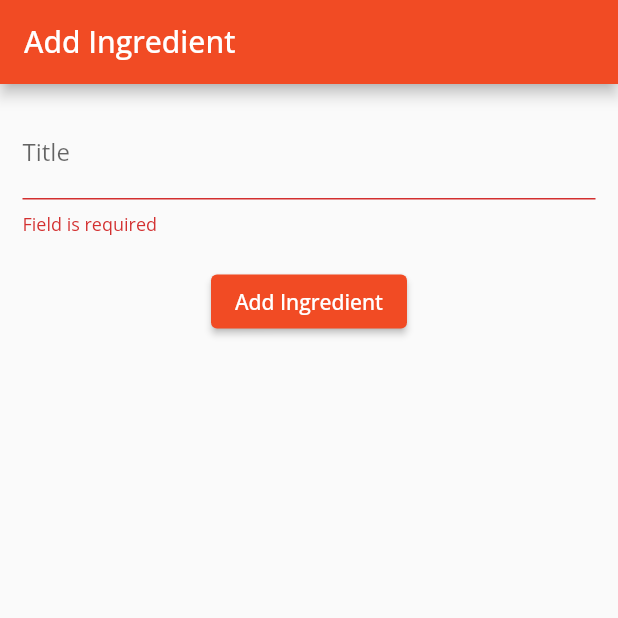
After one commit to devq8/wasfat_frontend, a Flutter app: the AddIngredient screen opened by its route, after a tap on "Add Ingredient", on a phone screen of 412 x 824 dp, the top half of it. The commit adds this screen. Run offline on Flutter 3.47's test engine with Material 2 defaults, Android fonts, the light colour scheme and no system bars; our stand-ins replace dio, go_router, google_fonts, image_picker, jwt_decoder, shared_preferences; accounts and stored records are empty.

```diff
--- a/wasfat_frontend/lib/main.dart
+++ b/wasfat_frontend/lib/main.dart
@@ -6,18 +6,23 @@ import 'package:google_fonts/google_fonts.dart';
 import 'package:provider/provider.dart';
 import 'package:wasfat_frontend/models/category_model.dart';
 import 'package:wasfat_frontend/clients.dart';
+
 import 'package:wasfat_frontend/models/recipe_model.dart';
-import 'package:wasfat_frontend/pages/add_category.dart';
-import 'package:wasfat_frontend/pages/add_recipe.dart';
-import 'package:wasfat_frontend/pages/categories.dart';
-import 'package:wasfat_frontend/pages/details.dart';
-import 'package:wasfat_frontend/pages/edit_category.dart';
-import 'package:wasfat_frontend/pages/list.dart';
-import 'package:wasfat_frontend/pages/signin.dart';
-import 'package:wasfat_frontend/pages/signup.dart';
+import 'package:wasfat_frontend/pages/category/add_category.dart';
+import 'package:wasfat_frontend/pages/ingredient/add_ingredient.dart';
+import 'package:wasfat_frontend/pages/ingredient/ingredients.dart';
+import 'package:wasfat_frontend/pages/recipe/add_recipe.dart';
+import 'package:wasfat_frontend/pages/category/categories.dart';
+import 'package:wasfat_frontend/pages/recipe/recipe_details.dart';
+import 'package:wasfat_frontend/pages/category/edit_category.dart';
+import 'package:wasfat_frontend/pages/recipe/list.dart';
+import 'package:wasfat_frontend/pages/auth/signin.dart';
+import 'package:wasfat_frontend/pages/auth/signup.dart';
 import 'package:wasfat_frontend/pages/splash.dart';
 import 'package:wasfat_frontend/providers/category_provider.dart';
+import 'package:wasfat_frontend/providers/ingredient_provider.dart';
 import 'package:wasfat_frontend/providers/recipe_provider.dart';
+
 import 'providers/auth_provider.dart';
 
 void main() async {
@@ -70,6 +75,15 @@ final router = GoRouter(
       builder: (context, state) =>
           EditCategory(category: state.extra as Category),
     ),
+    GoRoute(
+      path: '/ingredients',
+      builder: (context, state) =>
+          Ingredients(category: state.extra as Category),
+    ),
+    GoRoute(
+      path: '/add_ingredient',
+      builder: (context, state) => AddIngredient(),
+    ),
   ],
 );
 
@@ -84,6 +98,7 @@ class MyApp extends StatelessWidget {
         ChangeNotifierProvider(create: (context) => AuthProvider()),
         ChangeNotifierProvider(create: (context) => RecipeProvider()),
         ChangeNotifierProvider(create: (context) => CategoryProvider()),
+        ChangeNotifierProvider(create: (context) => IngredientProvider()),
       ],
       child: MaterialApp.router(
         debugShowCheckedModeBanner: false,
--- a/wasfat_frontend/lib/models/category_model.dart
+++ b/wasfat_frontend/lib/models/category_model.dart
@@ -21,7 +21,8 @@ class Category {
     return Category(
       id: json['id'],
       title: json['title'],
-      image: json['image'] ?? "dummy image",
+      image: json['image'] ??
+          "https://t3.ftcdn.net/jpg/03/45/05/92/360_F_345059232_CPieT8RIWOUk4JqBkkWkIETYAkmz2b75.jpg",
     );
   }
 }
--- /dev/null
+++ b/wasfat_frontend/lib/models/ingredient_model.dart
@@ -0,0 +1,18 @@
+class Ingredient {
+  int id;
+  String title;
+  String? image;
+
+  Ingredient({
+    required this.id,
+    required this.title,
+    this.image,
+  });
+
+  factory Ingredient.fromJson(Map<String, dynamic> json) {
+    return Ingredient(
+      id: json['id'],
+      title: json['title'],
+    );
+  }
+}
--- a/wasfat_frontend/lib/pages/signup.dart
+++ b/wasfat_frontend/lib/pages/auth/signup.dart
@@ -28,7 +28,7 @@ class SignUp extends StatelessWidget {
                   flex: 5,
                 ),
                 Text(
-                  'Sing Up',
+                  'Sign Up',
                   style: TextStyle(
                     fontSize: 30,
                     fontWeight: FontWeight.bold,
--- /dev/null
+++ b/wasfat_frontend/lib/pages/ingredient/add_ingredient.dart
@@ -0,0 +1,71 @@
+import 'dart:io';
+import 'package:flutter/material.dart';
+import 'package:go_router/go_router.dart';
+import 'package:image_picker/image_picker.dart';
+import 'package:provider/provider.dart';
+import '../../providers/category_provider.dart';
+
+class AddIngredient extends StatefulWidget {
+  const AddIngredient({super.key});
+
+  @override
+  State<AddIngredient> createState() => _AddIngredientState();
+}
+
+class _AddIngredientState extends State<AddIngredient> {
+  final titleController = TextEditingController();
+
+  var formKey = GlobalKey<FormState>();
+
+  @override
+  Widget build(BuildContext context) {
+    return SafeArea(
+      child: Scaffold(
+          appBar: AppBar(
+            title: Text("Add Ingredient"),
+            backgroundColor: Color(0xFFf14b24),
+          ),
+          body: Form(
+            key: formKey,
+            child: Padding(
+              padding: const EdgeInsets.all(15.0),
+              child: Column(
+                children: [
+                  TextFormField(
+                    controller: titleController,
+                    decoration: InputDecoration(
+                      label: Text('Title'),
+                      hintText: "Enter the ingredient title",
+                    ),
+                    validator: (value) {
+                      if (value == null || value.isEmpty) {
+                        return "Field is required";
+                      }
+
+                      return null;
+                    },
+                  ),
+                  SizedBox(
+                    height: 20,
+                  ),
+                  ElevatedButton(
+                      style: ElevatedButton.styleFrom(
+                        backgroundColor: Color(0xFFf14b24),
+                        // fixedSize: Size.fromWidth(200),
+                      ),
+                      onPressed: () async {
+                        if (formKey.currentState!.validate()) {
+                          // await context.read<CategoryProvider>().addCategory(
+                          //       title: titleController.text,
+                          //     );
+                          context.pop();
+                        }
+                      },
+                      child: Text("Add Ingredient"))
+                ],
+              ),
+            ),
+          )),
+    );
+  }
+}
--- a/wasfat_frontend/lib/pages/splash.dart
+++ b/wasfat_frontend/lib/pages/splash.dart
@@ -1,7 +1,7 @@
 import 'package:flutter/material.dart';
 import 'package:go_router/go_router.dart';
 import 'package:google_fonts/google_fonts.dart';
-import 'package:wasfat_frontend/pages/signin.dart';
+import 'package:wasfat_frontend/pages/auth/signin.dart';
 import 'package:wasfat_frontend/providers/auth_provider.dart';
 
 class Splash extends StatefulWidget {
```
Also changed, not shown: wasfat_frontend/lib/models/recipe_model.dart (+13 -0 lines), wasfat_frontend/lib/pages/category/add_category.dart (renamed from wasfat_frontend/lib/pages/edit_category.dart, +15 -27 lines), wasfat_frontend/lib/pages/category/categories.dart (added, +50 -0 lines), wasfat_frontend/lib/pages/category/edit_category.dart (renamed from wasfat_frontend/lib/pages/add_category.dart, +27 -15 lines), wasfat_frontend/lib/pages/ingredient/ingredients.dart (renamed from wasfat_frontend/lib/pages/categories.dart, +18 -12 lines), wasfat_frontend/lib/pages/recipe/list.dart (renamed from wasfat_frontend/lib/pages/list.dart, +16 -3 lines), wasfat_frontend/lib/pages/recipe/recipe_details.dart (renamed from wasfat_frontend/lib/pages/details.dart, +4 -4 lines), wasfat_frontend/lib/providers/category_provider.dart (+25 -1 lines), wasfat_frontend/lib/providers/ingredient_provider.dart (added, +73 -0 lines), wasfat_frontend/lib/providers/recipe_provider.dart (+16 -12 lines), wasfat_frontend/lib/widgets/category_card.dart (+30 -6 lines), wasfat_frontend/lib/widgets/ingredient_card.dart (added, +51 -0 lines), wasfat_frontend/lib/pages/auth/signin.dart (renamed from wasfat_frontend/lib/pages/signin.dart), wasfat_frontend/lib/pages/recipe/add_recipe.dart (renamed from wasfat_frontend/lib/pages/add_recipe.dart), 1 other file.
